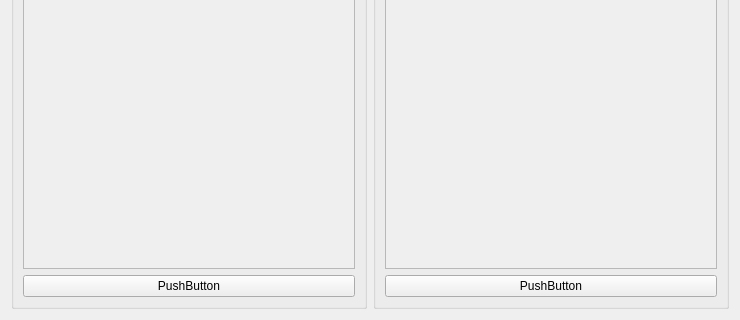
turulomio/xulpymoney, file ui/wdgQuotesUpdate.ui: the form before one commit; both pictures show x 0 to 740 and y 148 to 468 of the 740 by 468 pixel window.
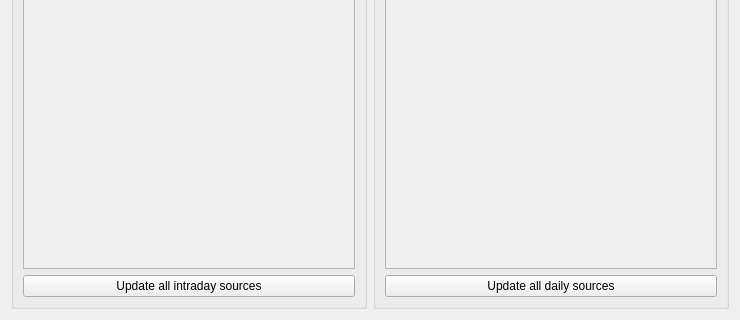
The form after the commit. Icons and pictures are not drawn.

Commit message: Improbing Quotes update

Patch:
```diff
--- a/ui/wdgQuotesUpdate.ui
+++ b/ui/wdgQuotesUpdate.ui
@@ -73,7 +73,11 @@
           <item>
            <widget class="QPushButton" name="cmdIntraday">
             <property name="text">
-             <string>PushButton</string>
+             <string>Update all intraday sources</string>
+            </property>
+            <property name="icon">
+             <iconset resource="../../../xulpymoney/images/xulpymoney.qrc">
+              <normaloff>:/xulpymoney/transfer.png</normaloff>:/xulpymoney/transfer.png</iconset>
             </property>
            </widget>
           </item>
@@ -114,7 +118,11 @@
           <item>
            <widget class="QPushButton" name="cmdDaily">
             <property name="text">
-             <string>PushButton</string>
+             <string>Update all daily sources</string>
+            </property>
+            <property name="icon">
+             <iconset resource="../../../xulpymoney/images/xulpymoney.qrc">
+              <normaloff>:/xulpymoney/transfer.png</normaloff>:/xulpymoney/transfer.png</iconset>
             </property>
            </widget>
           </item>
```
Left out of the diff: 12 changed lines with no effect on the pictures. The commit also changes 10 other files.
